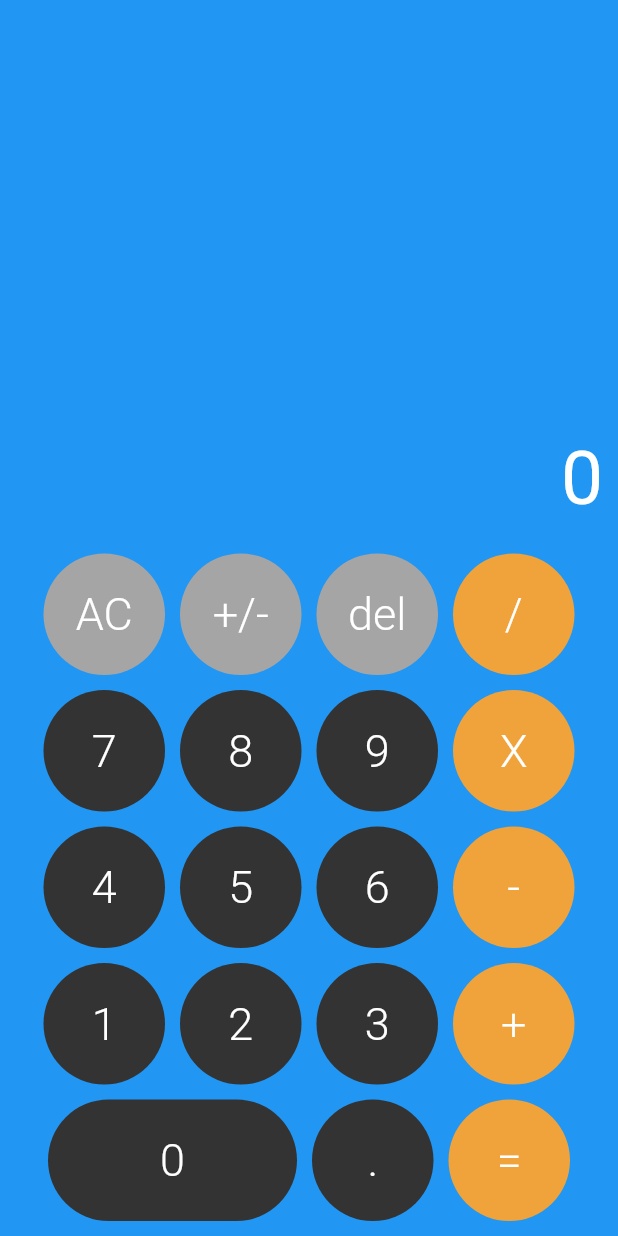
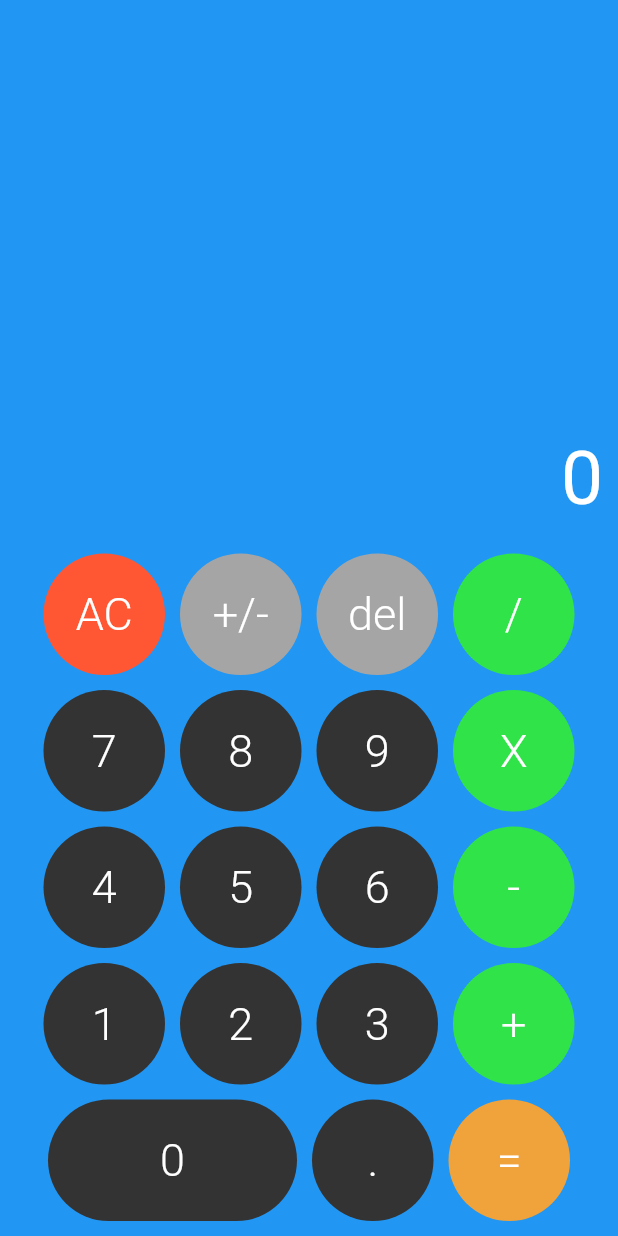
Before and after one commit to jmluna1609/calculadoraFlutterDart, a Flutter app: the screen it shows after launch, on a phone screen of 412 x 824 dp. Run offline on Flutter 3.47's test engine with Material 2 defaults, Android fonts, the phone set to English and light mode, and no system bars; our stand-ins replace bloc, flutter_bloc.

Commit message:
añadiendo multiplicacion y colores

```diff
--- a/lib/screens/calculator_screen.dart
+++ b/lib/screens/calculator_screen.dart
@@ -27,7 +27,7 @@ class CalculatorScreen extends StatelessWidget {
                 children: [
                   CalculatorButton(
                     text: 'AC',
-                    bgColor: Color(0xffA5A5A5 ),
+                    bgColor: Color(0xffFF5733  ),
                     onPressed: () => calculatorBloc.add(ResetAC()) /*print('AC')*/,
                   ),
                   CalculatorButton(
@@ -42,7 +42,7 @@ class CalculatorScreen extends StatelessWidget {
                   ),
                   CalculatorButton(
                     text: '/',
-                    bgColor: Color(0xffF0A23B ),
+                    bgColor: Color(0xff30E349 ),
                     onPressed: () => calculatorBloc.add(OperationEntry('/')),
                   ),
                 ],
@@ -65,7 +65,7 @@ class CalculatorScreen extends StatelessWidget {
                   ),
                   CalculatorButton(
                     text: 'X',
-                    bgColor: Color(0xffF0A23B ),
+                    bgColor: Color(0xff30E349 ),
                     onPressed: () => calculatorBloc.add(OperationEntry('*')),
                   ),
                 ],
@@ -88,7 +88,7 @@ class CalculatorScreen extends StatelessWidget {
                   ),
                   CalculatorButton(
                     text: '-',
-                    bgColor: Color(0xffF0A23B ),
+                    bgColor: Color(0xff30E349 ),
                     onPressed: () => calculatorBloc.add(OperationEntry('-')),
                   ),
                 ],
@@ -111,7 +111,7 @@ class CalculatorScreen extends StatelessWidget {
                   ),
                   CalculatorButton(
                     text: '+',
-                    bgColor: Color(0xffF0A23B ),
+                    bgColor: Color(0xff30E349 ),
                     onPressed: () => calculatorBloc.add(OperationEntry('+')),
                   ),
                 ],
```
